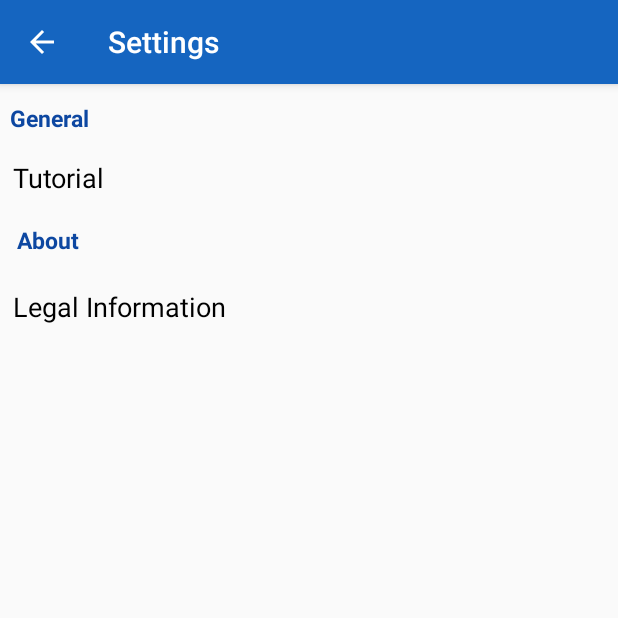
After one commit to Indhira1911/kiyom, an Android app: the Settingsall screen opened directly, with no data from a screen before it, on a phone screen of 412 x 824 dp, the top half of it. The commit adds this screen. Run offline under Robolectric (Android 15) with nearby library versions, the phone set to English and light mode, and no system bars.

Commit message:
Settings added

```diff
--- a/app/src/main/AndroidManifest.xml
+++ b/app/src/main/AndroidManifest.xml
@@ -16,11 +16,11 @@
     <application
         android:name=".global.AppController"
         android:allowBackup="true"
+        android:hardwareAccelerated="true"
         android:icon="@mipmap/ic_launcher"
         android:label="@string/app_name"
-        android:hardwareAccelerated="true"
+        android:largeHeap="true"
         android:supportsRtl="true"
-           android:largeHeap="true"
         android:theme="@style/AppTheme">
         <activity
             android:name=".MainActivity"
@@ -132,6 +132,15 @@
                 android:name="android.support.PARENT_ACTIVITY"
                 android:value="com.v7ench.kiyo.MainActivity" />
         </activity>
+        <activity
+            android:name=".Settingsall"
+            android:label="@string/title_activity_settingsall"
+            android:parentActivityName=".MainActivity"
+            android:theme="@style/AppTheme">
+            <meta-data
+                android:name="android.support.PARENT_ACTIVITY"
+                android:value="com.v7ench.kiyo.MainActivity" />
+        </activity>
     </application>
 
 </manifest>
--- a/app/src/main/java/com/v7ench/kiyo/Biotestres.java
+++ b/app/src/main/java/com/v7ench/kiyo/Biotestres.java
@@ -182,7 +182,7 @@ public class Biotestres extends AppCompatActivity {
                 holder = new ViewHolder();
                 holder.conten=(TextView) convertView.findViewById(R.id.bconte);
                 holder.tda=(TextView) convertView.findViewById(R.id.btdate);
-                holder.tti=(TextView) convertView.findViewById(R.id.ttime);
+                holder.tti=(TextView) convertView.findViewById(R.id.bttime);
 
                 convertView.setTag(holder);
 
--- a/app/src/main/java/com/v7ench/kiyo/MainActivity.java
+++ b/app/src/main/java/com/v7ench/kiyo/MainActivity.java
@@ -158,15 +158,10 @@ setFloatingButtonControls();
             startActivity(intent);
         }  else if (id == R.id.profile) {
 
-        } else if (id == R.id.scanhistory) {
-
-        }
-        else if (id == R.id.bitestremainder)
-        {
-
         }
         else if (id == R.id.nav_settings){
-
+            Intent intent = new Intent(MainActivity.this, Settingsall.class);
+            startActivity(intent);
         }
         else if (id == R.id.nav_feedback)
         {
--- /dev/null
+++ b/app/src/main/java/com/v7ench/kiyo/Settingsall.java
@@ -0,0 +1,19 @@
+package com.v7ench.kiyo;
+
+import android.os.Bundle;
+import android.support.v7.app.AppCompatActivity;
+import android.support.v7.widget.Toolbar;
+
+public class Settingsall extends AppCompatActivity {
+
+    @Override
+    protected void onCreate(Bundle savedInstanceState) {
+        super.onCreate(savedInstanceState);
+        setContentView(R.layout.activity_settingsall);
+        Toolbar toolbar = (Toolbar) findViewById(R.id.toolbar);
+        setSupportActionBar(toolbar);
+        getSupportActionBar().setDisplayHomeAsUpEnabled(true);
+
+    }
+
+}
--- /dev/null
+++ b/app/src/main/res/layout/activity_settingsall.xml
@@ -0,0 +1,27 @@
+<?xml version="1.0" encoding="utf-8"?>
+<android.support.design.widget.CoordinatorLayout xmlns:android="http://schemas.android.com/apk/res/android"
+    xmlns:app="http://schemas.android.com/apk/res-auto"
+    xmlns:tools="http://schemas.android.com/tools"
+    android:layout_width="match_parent"
+    android:layout_height="match_parent"
+    android:fitsSystemWindows="true"
+    tools:context="com.v7ench.kiyo.Settingsall">
+
+    <android.support.design.widget.AppBarLayout
+        android:layout_width="match_parent"
+        android:layout_height="wrap_content"
+        android:theme="@style/AppTheme.AppBarOverlay">
+
+        <android.support.v7.widget.Toolbar
+            android:id="@+id/toolbar"
+            android:layout_width="match_parent"
+            android:layout_height="?attr/actionBarSize"
+            android:background="?attr/colorPrimary"
+            app:popupTheme="@style/AppTheme.PopupOverlay" />
+
+    </android.support.design.widget.AppBarLayout>
+
+    <include layout="@layout/content_settingsall" />
+
+
+</android.support.design.widget.CoordinatorLayout>
--- /dev/null
+++ b/app/src/main/res/layout/content_settingsall.xml
@@ -0,0 +1,60 @@
+<?xml version="1.0" encoding="utf-8"?>
+<RelativeLayout xmlns:android="http://schemas.android.com/apk/res/android"
+    xmlns:app="http://schemas.android.com/apk/res-auto"
+    xmlns:tools="http://schemas.android.com/tools"
+    android:id="@+id/content_settingsall"
+    android:layout_width="match_parent"
+    android:layout_height="match_parent"
+
+    app:layout_behavior="@string/appbar_scrolling_view_behavior"
+    tools:context="com.v7ench.kiyo.Settingsall"
+    tools:showIn="@layout/activity_settingsall">
+
+    <LinearLayout
+        android:layout_width="match_parent"
+        android:layout_height="180dp"
+        android:padding="3dp"
+        android:orientation="vertical">
+
+        <TextView
+            android:text="General"
+            android:padding="3dp"
+            android:textColor="@color/colorPrimaryDark"
+android:layout_marginTop="5dp"
+            android:layout_width="match_parent"
+            android:layout_height="wrap_content"
+            android:id="@+id/textView13"
+            android:textSize="15sp"
+            android:textStyle="normal|bold"     />
+
+        <TextView
+            android:text="Tutorial"
+            android:layout_marginTop="8dp"
+            android:padding="5dp"
+            android:textColor="@android:color/black"
+            android:layout_width="match_parent"
+            android:layout_height="wrap_content"
+            android:id="@+id/textView14"
+            android:textSize="18sp" />
+        <TextView
+            android:text="About"
+            android:padding="8dp"
+            android:textColor="@color/colorPrimaryDark"
+            android:layout_marginTop="5dp"
+            android:layout_width="match_parent"
+            android:layout_height="wrap_content"
+            android:id="@+id/abt"
+            android:textSize="15sp"
+            android:textStyle="normal|bold"     />
+        <TextView
+            android:text="Legal Information"
+            android:layout_marginTop="8dp"
+            android:padding="5dp"
+            android:textColor="@android:color/black"
+            android:layout_width="match_parent"
+            android:layout_height="wrap_content"
+            android:id="@+id/textv"
+            android:textSize="18sp" />
+
+    </LinearLayout>
+</RelativeLayout>
--- a/app/src/main/res/layout/row_biores.xml
+++ b/app/src/main/res/layout/row_biores.xml
@@ -19,7 +19,7 @@ android:layout_width="match_parent"
         android:layout_margin="2dp"
         android:layout_gravity="center_vertical"
         android:textColor="#2d2d2d"
-        android:textSize="20dp"
+        android:textSize="14dp"
         android:text="Content"
         android:padding="5dp"
         android:layout_alignParentTop="true"
--- a/app/src/main/res/menu/activity_main_drawer.xml
+++ b/app/src/main/res/menu/activity_main_drawer.xml
@@ -13,18 +13,17 @@
         <item
             android:id="@+id/nav_bitest"
             android:icon="@drawable/ic_bitest"
-
             android:title="BI Test" />
-
-    </group>
-    <group
-        android:id="@+id/menu_second"
-        android:checkableBehavior="single">
         <item
             android:id="@+id/profile"
             android:icon="@drawable/ic_profile"
             android:title="Profile" />
-        <item
+
+    </group>
+   <!-- <group
+        android:id="@+id/menu_second"
+        android:checkableBehavior="single">
+ <item
             android:id="@+id/scanhistory"
             android:icon="@drawable/ic_qrcode_scan"
             android:title="Scan History" />
@@ -32,7 +31,7 @@
             android:id="@+id/bitestremainder"
             android:icon="@drawable/ic_bitestremainder"
             android:title="BI Test Remainders" />
-    </group>
+    </group>-->
 
 
 
--- a/app/src/main/res/values/strings.xml
+++ b/app/src/main/res/values/strings.xml
@@ -27,5 +27,6 @@
     <string name="title_activity_biotest_result">BioTestResult</string>
     <string name="title_activity_tst_result">TST TEST</string>
     <string name="title_activity_biotestres">Bio Test Result</string>
+    <string name="title_activity_settingsall">Settings</string>
 
 </resources>
```
